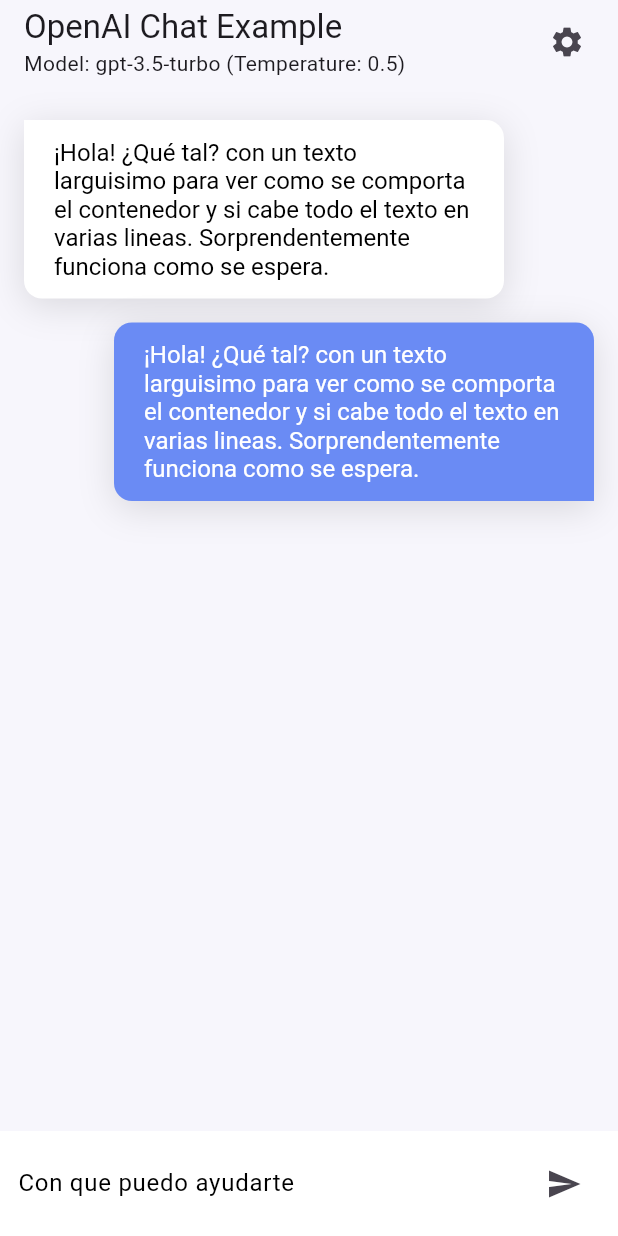
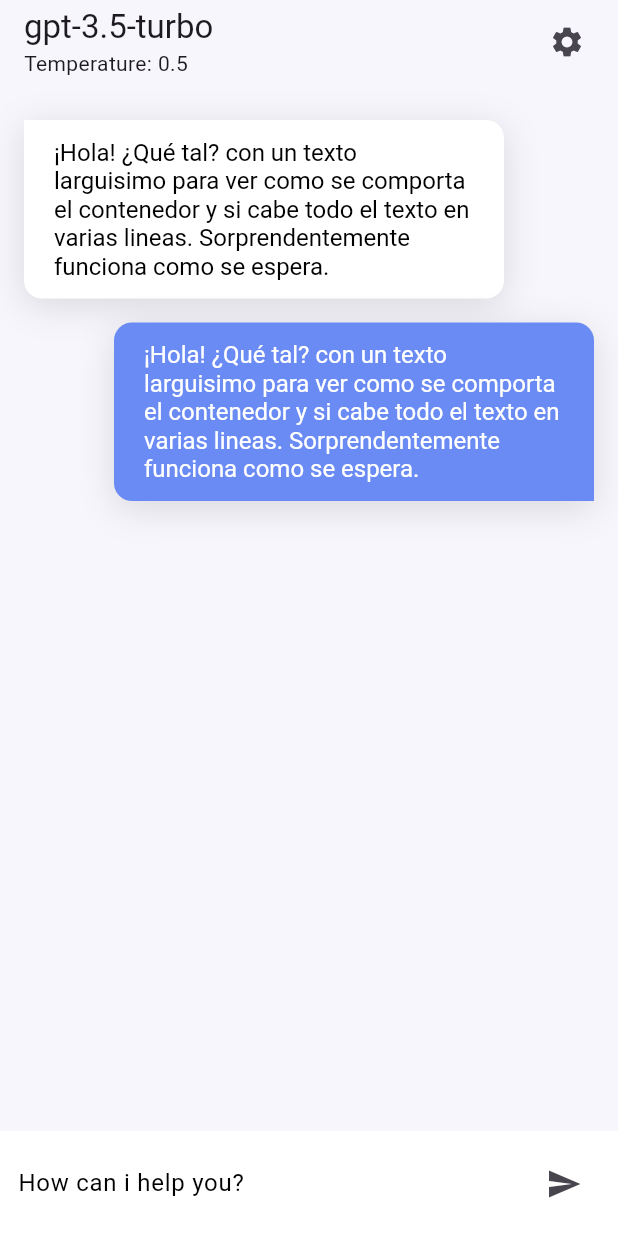
Before and after one commit to mpdevelopment39/flutter-openai-chat, a Flutter app: the screen it shows after launch, on a phone screen of 412 x 824 dp. Run offline on Flutter 3.47's test engine with Material 3 defaults, Android fonts, the phone set to English and light mode, and no system bars; our stand-ins replace device_preview, dio, flutter_dotenv, flutter_riverpod, freezed_annotation, get_it and 1 more; missing offline and left inert: wheel_slider.

Commit message:
style: update chat page

```diff
--- a/lib/domain/repositories/chat_repository.dart
+++ b/lib/domain/repositories/chat_repository.dart
@@ -1,6 +1,7 @@
 import 'package:dio/dio.dart';
 
+import '../models/message.dart';
+
 abstract class ChatRepository{
-  Future<List<String>> getModels();
-  Future<Response> getAiGeneratedResponse();
+  Future<Response> getAIGeneratedResponse(String model,double temperature,List<Message> messages);
 }
--- a/lib/ui/pages/chat_page.dart
+++ b/lib/ui/pages/chat_page.dart
@@ -26,8 +26,8 @@ class _ChatPageState extends ConsumerState<ChatPage> {
           crossAxisAlignment: CrossAxisAlignment.start,
           mainAxisAlignment: MainAxisAlignment.start,
           children: [
-            const Text('OpenAI Chat Example'),
-            Text('Model: ${ref.watch(settingsProvider).model} (Temperature: ${ref.watch(settingsProvider).temperature})',style: Theme.of(context).textTheme.bodyMedium),
+            Text(ref.watch(settingsProvider).model),
+            Text('Temperature: ${ref.watch(settingsProvider).temperature}',style: Theme.of(context).textTheme.bodyMedium),
           ],
         ),
         actions: [
@@ -104,7 +104,7 @@ class _ChatPageState extends ConsumerState<ChatPage> {
                       child: TextField(
                         style: TextStyle(color: Colors.black),
                         decoration: InputDecoration.collapsed(
-                          hintText: "Con que puedo ayudarte",
+                          hintText: "How can i help you?",
                           hintStyle: TextStyle(color: Colors.black),
                         ),
                       ),
```
Also changed, not shown: lib/data/repositories/chat_repository_impl.dart (+8 -16 lines), lib/domain/models/message.dart (added, +14 -0 lines), lib/domain/usecases/get_ai_generated_response_usecase.dart (added, +20 -0 lines), lib/domain/usecases/get_models_usecase.dart (deleted, +0 -18 lines), lib/domain/models/message.freezed.dart (added), lib/domain/models/message.g.dart (added).
